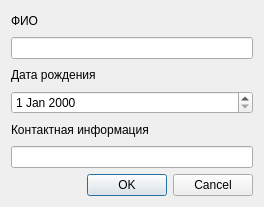
Old version of the form Optika/client_info.ui in the repository m0nk-tnd/luks.
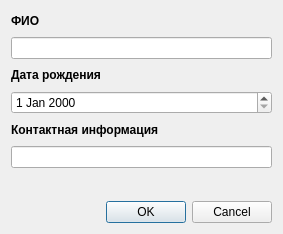
New version of the form.

What changed in the file:
```diff
--- a/Optika/client_info.ui
+++ b/Optika/client_info.ui
@@ -6,10 +6,15 @@
    <rect>
     <x>0</x>
     <y>0</y>
-    <width>264</width>
-    <height>205</height>
+    <width>283</width>
+    <height>234</height>
    </rect>
   </property>
+  <property name="font">
+   <font>
+    <pointsize>9</pointsize>
+   </font>
+  </property>
   <property name="windowTitle">
    <string>Добавление клиента</string>
   </property>
@@ -18,6 +23,12 @@
     <layout class="QHBoxLayout" name="horizontalLayout_3">
      <item>
       <widget class="QLabel" name="label">
+       <property name="font">
+        <font>
+         <weight>75</weight>
+         <bold>true</bold>
+        </font>
+       </property>
        <property name="text">
         <string>ФИО</string>
        </property>
@@ -45,6 +56,12 @@
     <layout class="QHBoxLayout" name="horizontalLayout">
      <item>
       <widget class="QLabel" name="label_2">
+       <property name="font">
+        <font>
+         <weight>75</weight>
+         <bold>true</bold>
+        </font>
+       </property>
        <property name="text">
         <string>Дата рождения</string>
        </property>
@@ -72,6 +89,12 @@
     <layout class="QHBoxLayout" name="horizontalLayout_5">
      <item>
       <widget class="QLabel" name="label_3">
+       <property name="font">
+        <font>
+         <weight>75</weight>
+         <bold>true</bold>
+        </font>
+       </property>
        <property name="text">
         <string>Контактная информация</string>
        </property>
@@ -95,6 +118,19 @@
    <item>
     <widget class="QLineEdit" name="phone_lineEdit"/>
    </item>
+   <item>
+    <spacer name="verticalSpacer">
+     <property name="orientation">
+      <enum>Qt::Vertical</enum>
+     </property>
+     <property name="sizeHint" stdset="0">
+      <size>
+       <width>20</width>
+       <height>40</height>
+      </size>
+     </property>
+    </spacer>
+   </item>
    <item>
     <layout class="QHBoxLayout" name="horizontalLayout_4">
      <item>
@@ -112,12 +148,21 @@
      </item>
      <item>
       <widget class="QDialogButtonBox" name="buttonBox">
+       <property name="maximumSize">
+        <size>
+         <width>16777214</width>
+         <height>16777215</height>
+        </size>
+       </property>
        <property name="orientation">
         <enum>Qt::Horizontal</enum>
        </property>
        <property name="standardButtons">
         <set>QDialogButtonBox::Cancel|QDialogButtonBox::Ok</set>
        </property>
+       <property name="centerButtons">
+        <bool>false</bool>
+       </property>
       </widget>
      </item>
     </layout>
```
